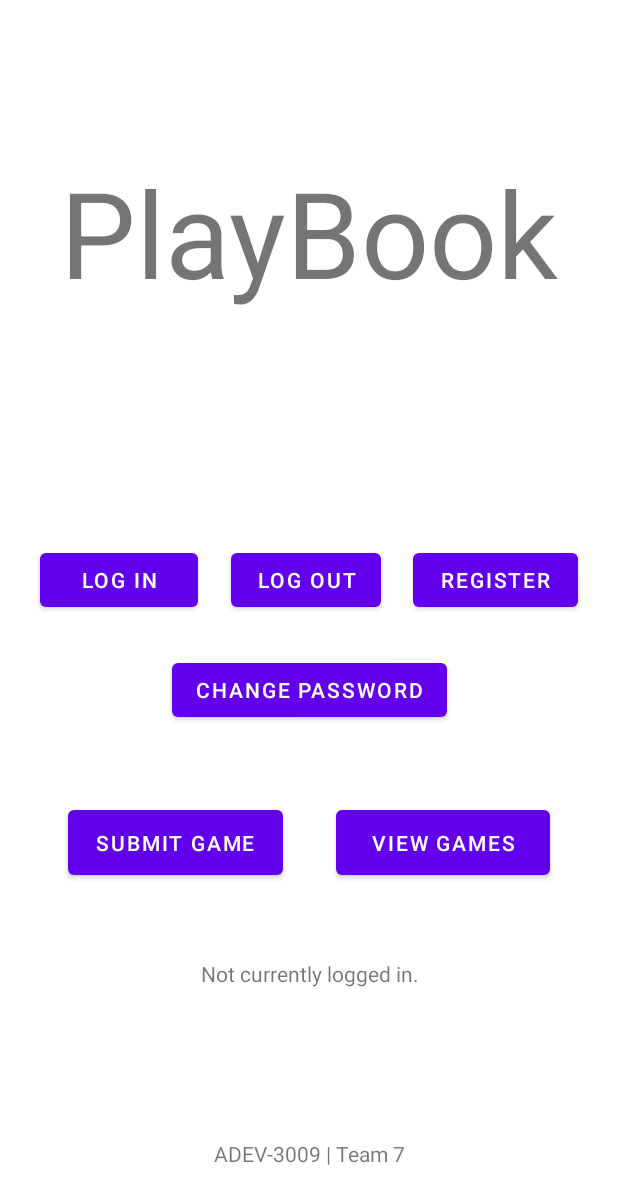
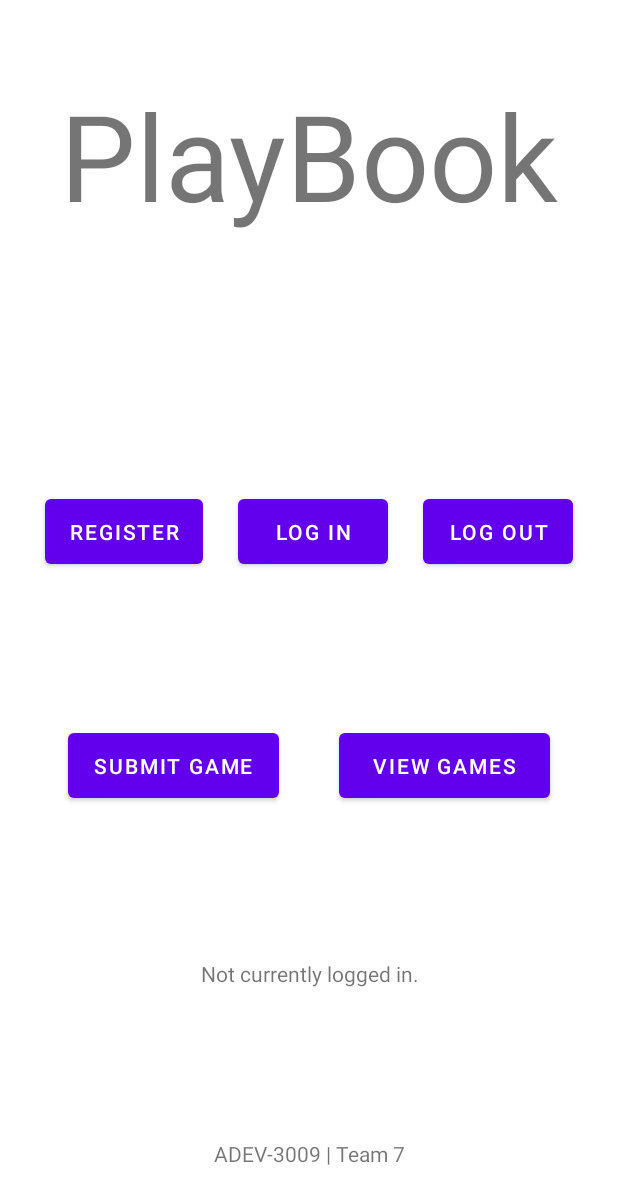
Before and after one commit to braedonpellerin/PlayBook, an Android app: the screen it shows after launch (MainActivity), on a phone screen of 412 x 824 dp. Shown: the top 1204 px of the screen. Run offline under Robolectric (Android 15) with nearby library versions, the phone set to English and light mode, and no system bars; our stand-ins replace Firebase (no records; nobody signed in at launch, a user with empty details on screens opened directly).

Commit message:
Update MainActivity
Kotlin + Layout

```diff
--- a/app/src/main/java/com/example/finalproject/MainActivity.kt
+++ b/app/src/main/java/com/example/finalproject/MainActivity.kt
@@ -54,25 +54,29 @@ class MainActivity : AppCompatActivity() {
             }
         }
 
+        // OnClick listener to submit a game.
         val submit = findViewById<Button>(R.id.btnSubmitGame)
         submit.setOnClickListener {
+            // If the user is not signed in, display a message saying they must be.
             if (FirebaseAuth.getInstance().currentUser == null) {
-                val toast = Toast.makeText(applicationContext, "You must be signed in to submit a game.", Toast.LENGTH_LONG)
+                val toast = Toast.makeText(applicationContext, "You must be signed in to submit a game.", Toast.LENGTH_SHORT)
                 toast.show()
             }
-            else {
+            else { // Else navigate to the page.
                 val intent = Intent(this, SubmitGameActivity::class.java)
                 startActivity(intent)
             }
         }
 
+        // OnClick listener to view submitted games.
         val view = findViewById<Button>(R.id.btnViewGames)
         view.setOnClickListener {
+            // If the user is not signed in, display a message saying they must be.
             if (FirebaseAuth.getInstance().currentUser == null) {
-                val toast = Toast.makeText(applicationContext, "You must be signed in to view your games.", Toast.LENGTH_LONG)
+                val toast = Toast.makeText(applicationContext, "You must be signed in to view games.", Toast.LENGTH_SHORT)
                 toast.show()
             }
-            else {
+            else { // Else navigate to the page.
                 val intent = Intent(this, ViewGamesActivity::class.java)
                 startActivity(intent)
             }
--- a/app/src/main/res/layout/activity_main.xml
+++ b/app/src/main/res/layout/activity_main.xml
@@ -8,58 +8,45 @@
 
     <Button
         android:id="@+id/btnLogin"
-        android:layout_width="105dp"
-        android:layout_height="wrap_content"
-        android:layout_marginStart="15dp"
-        android:layout_marginEnd="10dp"
+        android:layout_width="100dp"
+        android:layout_height="55dp"
         android:text="Log In"
-        app:layout_constraintBaseline_toBaselineOf="@+id/btnLogout"
+        app:layout_constraintBottom_toTopOf="@+id/btnSubmitGame"
         app:layout_constraintEnd_toStartOf="@+id/btnLogout"
-        app:layout_constraintStart_toStartOf="parent" />
-
-    <Button
-        android:id="@+id/btnRegister"
-        android:layout_width="110dp"
-        android:layout_height="wrap_content"
-        android:layout_marginEnd="15dp"
-        android:text="Register"
-        app:layout_constraintBaseline_toBaselineOf="@+id/btnLogout"
-        app:layout_constraintEnd_toEndOf="parent"
-        app:layout_constraintStart_toEndOf="@+id/btnLogout" />
+        app:layout_constraintStart_toEndOf="@+id/btnRegister"
+        app:layout_constraintTop_toBottomOf="@+id/txtTitle" />
 
     <Button
         android:id="@+id/btnLogout"
         android:layout_width="100dp"
-        android:layout_height="wrap_content"
-        android:layout_marginEnd="10dp"
-        android:layout_marginBottom="25dp"
+        android:layout_height="55dp"
+        android:layout_marginEnd="30dp"
         android:text="Log Out"
-        app:layout_constraintBottom_toTopOf="@+id/btnChangePassword"
-        app:layout_constraintEnd_toStartOf="@+id/btnRegister"
-        app:layout_constraintStart_toEndOf="@+id/btnLogin" />
+        app:layout_constraintBottom_toTopOf="@+id/btnSubmitGame"
+        app:layout_constraintEnd_toEndOf="parent"
+        app:layout_constraintTop_toBottomOf="@+id/txtTitle" />
+
 
     <Button
-        android:id="@+id/btnChangePassword"
+        android:id="@+id/btnRegister"
         android:layout_width="wrap_content"
-        android:layout_height="wrap_content"
-        android:layout_marginBottom="50dp"
-        android:text="Change Password"
+        android:layout_height="55dp"
+        android:layout_marginStart="30dp"
+        android:text="Register"
         app:layout_constraintBottom_toTopOf="@+id/btnSubmitGame"
-        app:layout_constraintEnd_toEndOf="parent"
-        app:layout_constraintStart_toStartOf="parent" />
+        app:layout_constraintStart_toStartOf="parent"
+        app:layout_constraintTop_toBottomOf="@+id/txtTitle" />
 
     <TextView
         android:id="@+id/txtTitle"
         android:layout_width="350dp"
         android:layout_height="175dp"
         android:layout_marginStart="20dp"
+        android:layout_marginTop="50dp"
         android:layout_marginEnd="20dp"
-        android:layout_marginTop="50dp"
-        android:layout_marginBottom="35dp"
         android:text="PlayBook"
+        android:textAlignment="center"
         android:textSize="80dp"
-        android:textAlignment="center"
-        app:layout_constraintBottom_toTopOf="@+id/btnRegister"
         app:layout_constraintEnd_toEndOf="parent"
         app:layout_constraintStart_toStartOf="parent"
         app:layout_constraintTop_toTopOf="parent" />
@@ -69,7 +56,7 @@
         android:layout_width="0dp"
         android:layout_height="55dp"
         android:layout_marginStart="45dp"
-        android:layout_marginEnd="35dp"
+        android:layout_marginEnd="20dp"
         android:text="Submit Game"
         app:layout_constraintBaseline_toBaselineOf="@+id/btnViewGames"
         app:layout_constraintEnd_toStartOf="@+id/btnViewGames"
@@ -79,14 +66,15 @@
         android:id="@+id/btnViewGames"
         android:layout_width="0dp"
         android:layout_height="55dp"
-        android:layout_marginTop="120dp"
+        android:layout_marginTop="60dp"
         android:layout_marginEnd="45dp"
-        android:layout_marginBottom="120dp"
+        android:layout_marginBottom="60dp"
+        android:layout_marginStart="20dp"
         android:text="View Games"
         app:layout_constraintBottom_toTopOf="@+id/txtLoggedIn"
         app:layout_constraintEnd_toEndOf="parent"
         app:layout_constraintStart_toEndOf="@+id/btnSubmitGame"
-        app:layout_constraintTop_toBottomOf="@+id/btnChangePassword" />
+        app:layout_constraintTop_toBottomOf="@+id/btnRegister" />
 
     <TextView
         android:id="@+id/txtLoggedIn"
```
